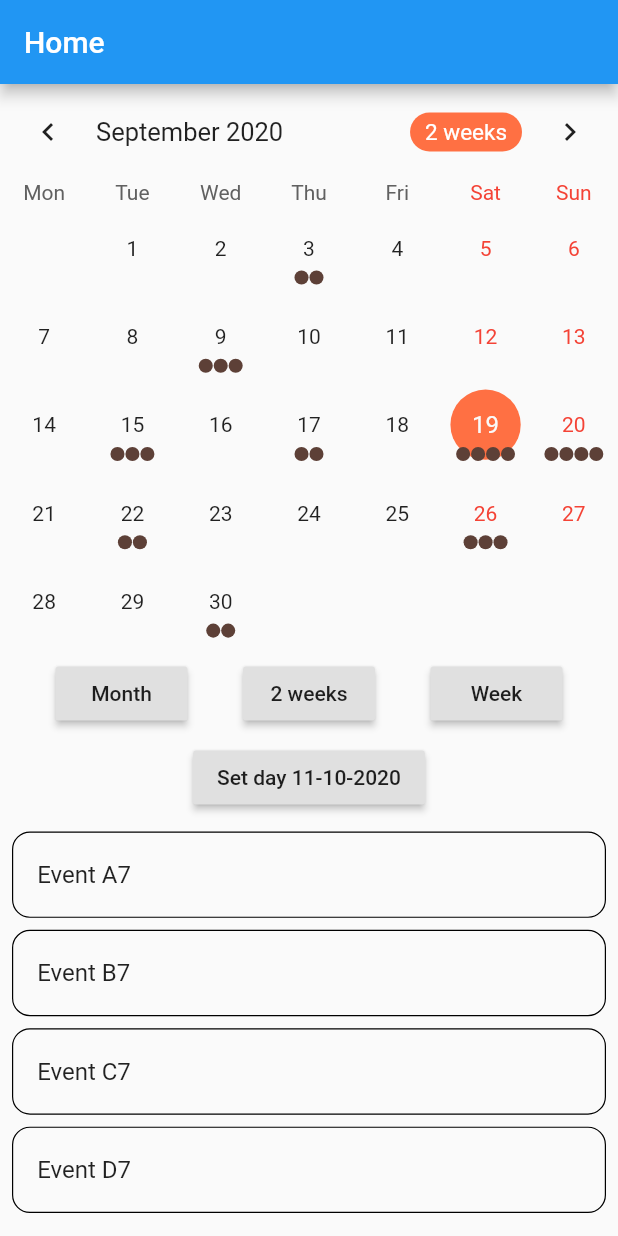
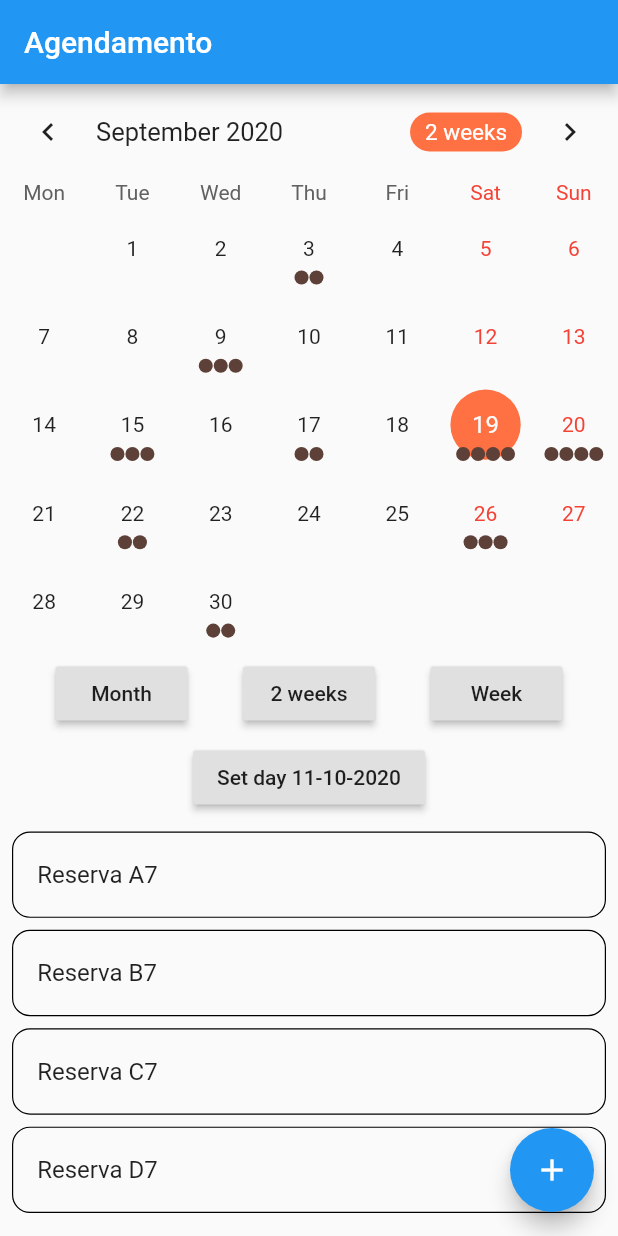
Before and after one commit to bardez/agenda_pet, a Flutter app: the screen it shows after launch, on a phone screen of 412 x 824 dp. Run offline on Flutter 3.47's test engine with Material 2 defaults, Android fonts, the phone set to English and light mode, and no system bars; drawn by our look-alikes of table_calendar; our stand-ins replace flutter_mobx, flutter_modular, mobx; generated files the repository leaves out were written again.

Commit message:
Criando botão para adicionar reservas

```diff
--- a/app_petshop/lib/app/app_widget.dart
+++ b/app_petshop/lib/app/app_widget.dart
@@ -5,6 +5,7 @@ class AppWidget extends StatelessWidget {
   @override
   Widget build(BuildContext context) {
     return MaterialApp(
+      debugShowCheckedModeBanner: false,
       navigatorKey: Modular.navigatorKey,
       title: 'Flutter Slidy',
       theme: ThemeData(
--- a/app_petshop/lib/app/modules/home/home_controller.dart
+++ b/app_petshop/lib/app/modules/home/home_controller.dart
@@ -8,10 +8,8 @@ class HomeController = _HomeControllerBase with _$HomeController;
 
 abstract class _HomeControllerBase with Store {
   @observable
-  int value = 0;
+  bool canShowFab = true;
 
   @action
-  void increment() {
-    value++;
-  }
+  void setFab( bool value ) => canShowFab = value;
 }
--- a/app_petshop/lib/app/modules/home/home_page.dart
+++ b/app_petshop/lib/app/modules/home/home_page.dart
@@ -1,4 +1,5 @@
 import 'package:flutter/material.dart';
+import 'package:flutter_mobx/flutter_mobx.dart';
 import 'package:flutter_modular/flutter_modular.dart';
 import 'package:table_calendar/table_calendar.dart';
 import 'home_controller.dart';
@@ -23,7 +24,7 @@ class _HomePageState extends ModularState<HomePage, HomeController> with TickerP
     DateTime(2019, 2, 14): ['Valentine\'s Day'],
     DateTime(2019, 4, 21): ['Easter Sunday'],
     DateTime(2019, 4, 22): ['Easter Monday'],
-    DateTime(2020, 9, 07): ['Independencia'],
+    // DateTime(2020, 9, 07): ['Independencia'],
   };
 
   @override
@@ -32,21 +33,21 @@ class _HomePageState extends ModularState<HomePage, HomeController> with TickerP
     final _selectedDay = DateTime.now();
 
     _events = {
-      _selectedDay.subtract(Duration(days: 30)): ['Event A0', 'Event B0', 'Event C0'],
-      _selectedDay.subtract(Duration(days: 27)): ['Event A1'],
-      _selectedDay.subtract(Duration(days: 20)): ['Event A2', 'Event B2', 'Event C2', 'Event D2'],
-      _selectedDay.subtract(Duration(days: 16)): ['Event A3', 'Event B3'],
-      _selectedDay.subtract(Duration(days: 10)): ['Event A4', 'Event B4', 'Event C4'],
-      _selectedDay.subtract(Duration(days: 4)): ['Event A5', 'Event B5', 'Event C5'],
-      _selectedDay.subtract(Duration(days: 2)): ['Event A6', 'Event B6'],
-      _selectedDay: ['Event A7', 'Event B7', 'Event C7', 'Event D7'],
-      _selectedDay.add(Duration(days: 1)): ['Event A8', 'Event B8', 'Event C8', 'Event D8'],
-      _selectedDay.add(Duration(days: 3)): Set.from(['Event A9', 'Event A9', 'Event B9']).toList(),
-      _selectedDay.add(Duration(days: 7)): ['Event A10', 'Event B10', 'Event C10'],
-      _selectedDay.add(Duration(days: 11)): ['Event A11', 'Event B11'],
-      _selectedDay.add(Duration(days: 17)): ['Event A12', 'Event B12', 'Event C12', 'Event D12', 'Tosa do Andreis'],
-      _selectedDay.add(Duration(days: 22)): ['Event A13', 'Event B13'],
-      _selectedDay.add(Duration(days: 26)): ['Event A14', 'Event B14', 'Event C14'],
+      _selectedDay.subtract(Duration(days: 30)): ['Reserva A0', 'Reserva B0', 'Reserva C0'],
+      _selectedDay.subtract(Duration(days: 27)): ['Reserva A1'],
+      _selectedDay.subtract(Duration(days: 20)): ['Reserva A2', 'Reserva B2', 'Reserva C2', 'Reserva D2'],
+      _selectedDay.subtract(Duration(days: 16)): ['Reserva A3', 'Reserva B3'],
+      _selectedDay.subtract(Duration(days: 10)): ['Reserva A4', 'Reserva B4', 'Reserva C4'],
+      _selectedDay.subtract(Duration(days: 4)): ['Reserva A5', 'Reserva B5', 'Reserva C5'],
+      _selectedDay.subtract(Duration(days: 2)): ['Reserva A6', 'Reserva B6'],
+      _selectedDay: ['Reserva A7', 'Reserva B7', 'Reserva C7', 'Reserva D7'],
+      _selectedDay.add(Duration(days: 1)): ['Reserva A8', 'Reserva B8', 'Reserva C8', 'Reserva D8'],
+      _selectedDay.add(Duration(days: 3)): Set.from(['Reserva A9', 'Reserva A9', 'Reserva B9']).toList(),
+      _selectedDay.add(Duration(days: 7)): ['Reserva A10', 'Reserva B10', 'Reserva C10'],
+      _selectedDay.add(Duration(days: 11)): ['Reserva A11', 'Reserva B11'],
+      _selectedDay.add(Duration(days: 17)): ['Reserva A12', 'Reserva B12', 'Reserva C12', 'Reserva D12', 'Tosa do Andreis'],
+      _selectedDay.add(Duration(days: 22)): ['Reserva A13', 'Reserva B13'],
+      _selectedDay.add(Duration(days: 26)): ['Reserva A14', 'Reserva B14', 'Reserva C14'],
     };
 
     _selectedEvents = _events[_selectedDay] ?? [];
@@ -69,8 +70,10 @@ class _HomePageState extends ModularState<HomePage, HomeController> with TickerP
 
   void _onDaySelected(DateTime day, List events) {
     print('CALLBACK: _onDaySelected');
+    bool permited = (day.difference(DateTime.now()).inDays < 0) ? false : true;
     setState(() {
       _selectedEvents = events;
+      controller.setFab( permited );
     });
   }
 
@@ -86,7 +89,7 @@ class _HomePageState extends ModularState<HomePage, HomeController> with TickerP
   Widget build(BuildContext context) {
     return Scaffold(
       appBar: AppBar(
-        title: Text(widget.title),
+        title: Text('Agendamento'),
       ),
       body: Column(
         mainAxisSize: MainAxisSize.max,
@@ -101,8 +104,19 @@ class _HomePageState extends ModularState<HomePage, HomeController> with TickerP
           Expanded(child: _buildEventList()),
         ],
       ),
+      floatingActionButton: Observer(builder: (_) {
+        if( controller.canShowFab ) {
+          return FloatingActionButton(
+            onPressed: () => Modular.to.pushNamed('ScheduleForm'),
+            child: Icon(Icons.add),
+          );
+        } else {
+          return Container();
+        }
+      })
     );
   }
+
 
   // Simple TableCalendar configuration (using Styles)
   Widget _buildTableCalendar() {
```
Also changed, not shown: app_petshop/lib/app/modules/home/home_controller.g.dart.
